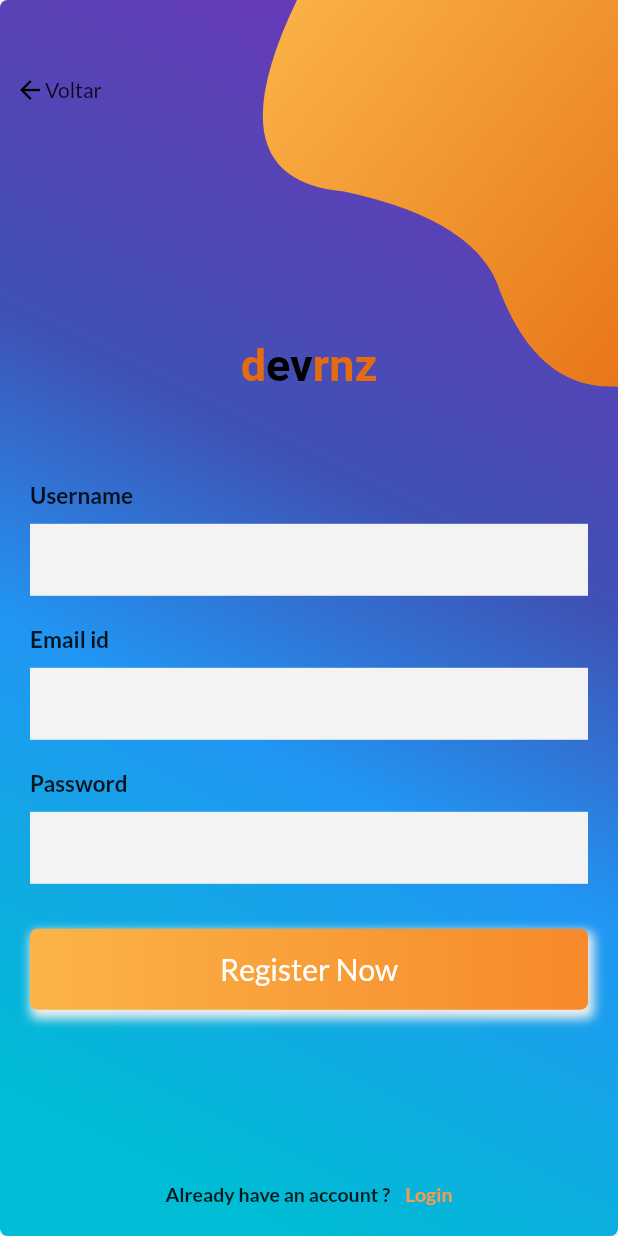
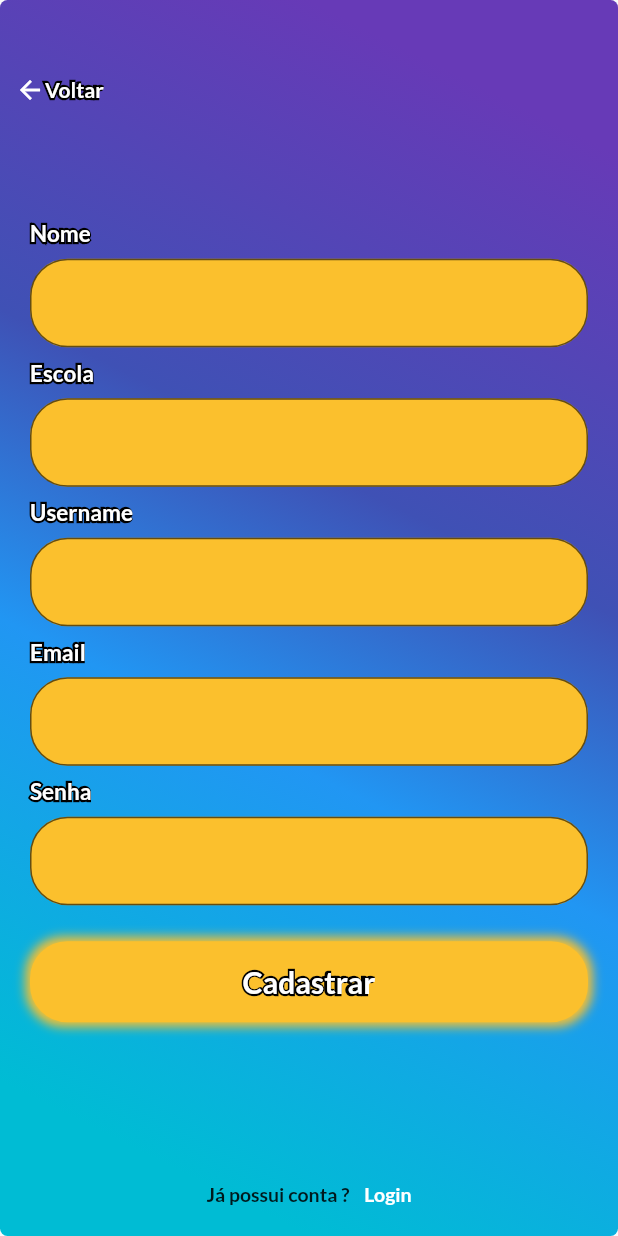
Before and after one commit to PeMatias/OcaViva, a Flutter app: the screen it shows after launch, after a tap on "Registre-se", on a phone screen of 412 x 824 dp. Run offline on Flutter 3.47's test engine with Material 2 defaults, Android fonts, the phone set to English and light mode, and no system bars; our stand-ins replace google_fonts.

Commit message:
modificações na singup

```diff
--- a/lib/src/signup.dart
+++ b/lib/src/signup.dart
@@ -24,65 +24,99 @@ class _SignUpPageState extends State<SignUpPage> {
           children: <Widget>[
             Container(
               padding: EdgeInsets.only(left: 0, top: 10, bottom: 10),
-              child: Icon(Icons.arrow_back, size: 20.0 , color: Colors.black),
+              child: Icon(Icons.arrow_back, size: 20.0 , color: Colors.white),
               //child: Icon(Icons.keyboard_arrow_left, color: Colors.black),
             ),
-            Text('Voltar',
-                style: TextStyle(fontSize: 14, fontWeight: FontWeight.w500))
+            _padraoTexto('Voltar', 14.0)
           ],
         ),
       ),
     );
   }
 
-//Campo senha
+  Widget _padraoTexto(var texto, var tamFonte){
+    return Stack(
+      children: <Widget> [
+        Text(
+          texto, // texto com borda feito com Stroke .
+          style: TextStyle(
+            fontSize: tamFonte,
+            foreground: Paint()
+            ..style = PaintingStyle.stroke
+            ..strokeWidth = 3
+            ..color = Colors.black,
+          ),
+        ),
+        Text(
+          texto, // texto com solida em branco
+          style: TextStyle(
+            fontWeight: FontWeight.bold,
+            fontSize: tamFonte,
+            color: Colors.white,
+          ),
+        ),
+      ],
+    );
+  }
+
+    // Padrão de botões do App ocaviva
+  Widget _padraoBotao(var texto){
+    return Container(
+        width: MediaQuery.of(context).size.width,
+        padding: EdgeInsets.symmetric(vertical: 13),
+        alignment: Alignment.center,
+        decoration: BoxDecoration(
+          borderRadius: BorderRadius.all(Radius.circular(25.0)),
+          border: Border.all(color: Colors.yellow[700], width: 2),
+          color: Colors.yellow[700],
+          boxShadow: <BoxShadow>[
+            BoxShadow(
+              color: Colors.yellow[700],
+              blurRadius: 5,
+              spreadRadius: 3)
+            ],
+        ),
+
+        child: _padraoTexto(texto,20.0)
+      );
+  }
+
+
+  //Campos
   Widget _entryField(String title, {bool isPassword = false}) {
     return Container(
-      margin: EdgeInsets.symmetric(vertical: 10),
+      margin: EdgeInsets.symmetric(vertical: 4),
       child: Column(
         crossAxisAlignment: CrossAxisAlignment.start,
         children: <Widget>[
-          Text(
-            title,
-            style: TextStyle(fontWeight: FontWeight.bold, fontSize: 15),
-          ),
+          _padraoTexto(title, 15.0),
           SizedBox(
-            height: 10,
+            height: 8,
           ),
           TextField(
               obscureText: isPassword,
               decoration: InputDecoration(
-                  border: InputBorder.none,
-                  fillColor: Color(0xfff3f3f4),
+                  border: OutlineInputBorder(
+                    borderRadius: BorderRadius.all(Radius.circular(25.0)),
+                    borderSide: BorderSide(
+                      style: BorderStyle.none,
+                    )
+                  ),
+                  fillColor: Colors.yellow[700],
                   filled: true))
         ],
       ),
     );
   }
 
-// CAmpo logn
+// Botao de registro
   Widget _registerButton() {
-    return Container(
-      width: MediaQuery.of(context).size.width,
-      padding: EdgeInsets.symmetric(vertical: 15),
-      alignment: Alignment.center,
-      decoration: BoxDecoration(
-          borderRadius: BorderRadius.all(Radius.circular(5)),
-          boxShadow: <BoxShadow>[
-            BoxShadow(
-                color: Colors.grey.shade200,
-                offset: Offset(2, 4),
-                blurRadius: 5,
-                spreadRadius: 2)
-          ],
-          gradient: LinearGradient(
-              begin: Alignment.centerLeft,
-              end: Alignment.centerRight,
-              colors: [Color(0xfffbb448), Color(0xfff7892b)])),
-      child: Text(
-        'Register Now',
-        style: TextStyle(fontSize: 20, color: Colors.white),
-      ),
+    return InkWell(
+      onTap: () {
+        Navigator.push(
+            context, MaterialPageRoute(builder: (context) => LoginPage()));
+      },
+      child: _padraoBotao('Cadastrar')
     );
   }
 
@@ -94,7 +128,7 @@ class _SignUpPageState extends State<SignUpPage> {
         mainAxisAlignment: MainAxisAlignment.center,
         children: <Widget>[
           Text(
-            'Already have an account ?',
+            'Já possui conta ?',
             style: TextStyle(fontSize: 13, fontWeight: FontWeight.w600),
           ),
           SizedBox(
@@ -108,7 +142,8 @@ class _SignUpPageState extends State<SignUpPage> {
             child: Text(
               'Login',
               style: TextStyle(
-                  color: Color(0xfff79c4f),
+                  //color: Color(0xfff79c4f),
+                  color: Colors.white,
                   fontSize: 13,
                   fontWeight: FontWeight.w600),
             ),
@@ -118,36 +153,15 @@ class _SignUpPageState extends State<SignUpPage> {
     );
   }
 
-  Widget _title() {
-    return RichText(
-      textAlign: TextAlign.center,
-      text: TextSpan(
-          text: 'd',
-          style: GoogleFonts.portLligatSans(
-            textStyle: Theme.of(context).textTheme.display1,
-            fontSize: 30,
-            fontWeight: FontWeight.w700,
-            color: Color(0xffe46b10),
-          ),
-          children: [
-            TextSpan(
-              text: 'ev',
-              style: TextStyle(color: Colors.black, fontSize: 30),
-            ),
-            TextSpan(
-              text: 'rnz',
-              style: TextStyle(color: Color(0xffe46b10), fontSize: 30),
-            ),
-          ]),
-    );
-  }
 
   Widget _emailPasswordWidget() {
     return Column(
       children: <Widget>[
+        _entryField("Nome"),
+        _entryField("Escola"),
         _entryField("Username"),
-        _entryField("Email id"),
-        _entryField("Password", isPassword: true),
+        _entryField("Email"),
+        _entryField("Senha", isPassword: true),
       ],
     );
   }
@@ -163,41 +177,19 @@ class _SignUpPageState extends State<SignUpPage> {
             padding: EdgeInsets.symmetric(horizontal: 20),
              decoration: BoxDecoration(
                 borderRadius: BorderRadius.all(Radius.circular(5)),
-                boxShadow: <BoxShadow>[
-                  BoxShadow(
-                      color: Colors.grey.shade200,
-                      offset: Offset(2, 4),
-                      blurRadius: 5,
-                      spreadRadius: 2)
-                ],
                 gradient: LinearGradient(
                     begin: Alignment.topRight,
                     end: Alignment.bottomLeft,
-                    stops: [
-                      0.1,
-                      0.4,
-                      0.6,
-                      0.9
-                    ],
-                    colors: [
-                      Colors.deepPurple,
-                      Colors.indigo,
-                      Colors.blue,
-                      Colors.cyan
-                    ])),
+                    stops: [0.1, 0.4, 0.6, 0.9],
+                    colors: [ Colors.deepPurple,Colors.indigo, Colors.blue, Colors.cyan ])),
 
             child: Column(
               crossAxisAlignment: CrossAxisAlignment.center,
               mainAxisAlignment: MainAxisAlignment.center,
               children: <Widget>[
-                Expanded(
-                  flex: 3,
-                  child: SizedBox(),
+                Expanded(flex: 2, child: SizedBox(),
                 ),
-                _title(),
-                SizedBox(
-                  height: 50,
-                ),
+                //Image.asset('assets/images/oca_viva-logo.png',height: 82, width: 81,),
                 _emailPasswordWidget(),
                 SizedBox(
                   height: 20,
@@ -215,10 +207,10 @@ class _SignUpPageState extends State<SignUpPage> {
             child: _loginAccountLabel(),
           ),
           Positioned(top: 40, left: 0, child: _backButton()),
-          Positioned(
+          /*Positioned(
               top: -MediaQuery.of(context).size.height * .15,
               right: -MediaQuery.of(context).size.width * .4,
-              child: BezierContainer())
+              //child: BezierContainer())*/
         ],
       ),
     );
--- a/lib/src/welcomePage.dart
+++ b/lib/src/welcomePage.dart
@@ -33,7 +33,7 @@ class _WelcomePageState extends State<WelcomePage> {
         Text(
           texto, // texto com borda feito com Stroke .
           style: TextStyle(
-            fontSize: tamFonteBotao,
+            fontSize: tamFonte,
             foreground: Paint()
             ..style = PaintingStyle.stroke
             ..strokeWidth = 3
@@ -52,25 +52,24 @@ class _WelcomePageState extends State<WelcomePage> {
   }
 
     // Padrão de botões do App ocaviva
-  Widget _padraoBotao(var texto, var tamFonte){
+  Widget _padraoBotao(var texto){
     return Container(
         width: MediaQuery.of(context).size.width,
         padding: EdgeInsets.symmetric(vertical: 13),
         alignment: Alignment.center,
         decoration: BoxDecoration(
-          borderRadius: BorderRadius.all(Radius.circular(20)),
-          border: Border.all(color: Colors.yellow[900], width: 2),
-          color: Colors.yellow[900],
-         boxShadow: <BoxShadow>[
-                  BoxShadow(
-                      color: Colors.yellow[900],
-                      //offset: Offset(2, 2),
-                      blurRadius: 5,
-                      spreadRadius: 3)
-                ],
+          borderRadius: BorderRadius.all(Radius.circular(25.0)),
+          border: Border.all(color: Colors.yellow[700], width: 2),
+          color: Colors.yellow[700],
+          boxShadow: <BoxShadow>[
+            BoxShadow(
+              color: Colors.yellow[700],
+              blurRadius: 5,
+              spreadRadius: 3)
+            ],
         ),
 
-        child: _padraoTextoBotao(texto,tamFonte)
+        child: _padraoTextoBotao(texto,tamFonteBotao)
       );
   }
 
@@ -82,7 +81,7 @@ class _WelcomePageState extends State<WelcomePage> {
         Navigator.push(
             context, MaterialPageRoute(builder: (context) => SignUpPage()));
       },
-      child: _padraoBotao('Registre-se', tamFonteBotao)
+      child: _padraoBotao('Registre-se')
     );
   }
 
@@ -93,7 +92,7 @@ class _WelcomePageState extends State<WelcomePage> {
         Navigator.push(
             context, MaterialPageRoute(builder: (context) => LoginPage()));
       },
-      child: _padraoBotao('Login', tamFonteBotao)
+      child: _padraoBotao('Login')
     );
   }
 
```
